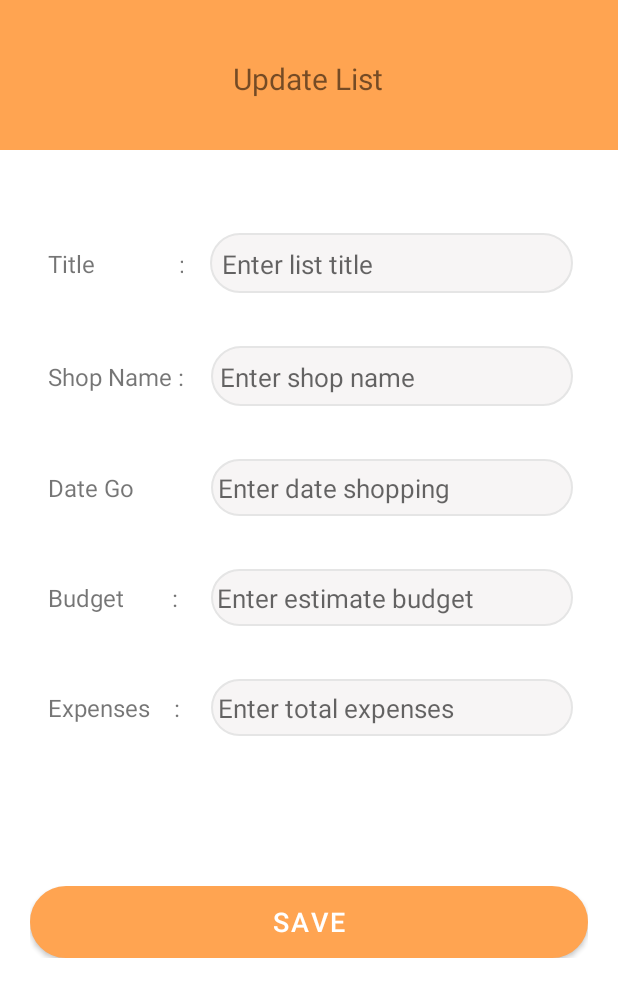
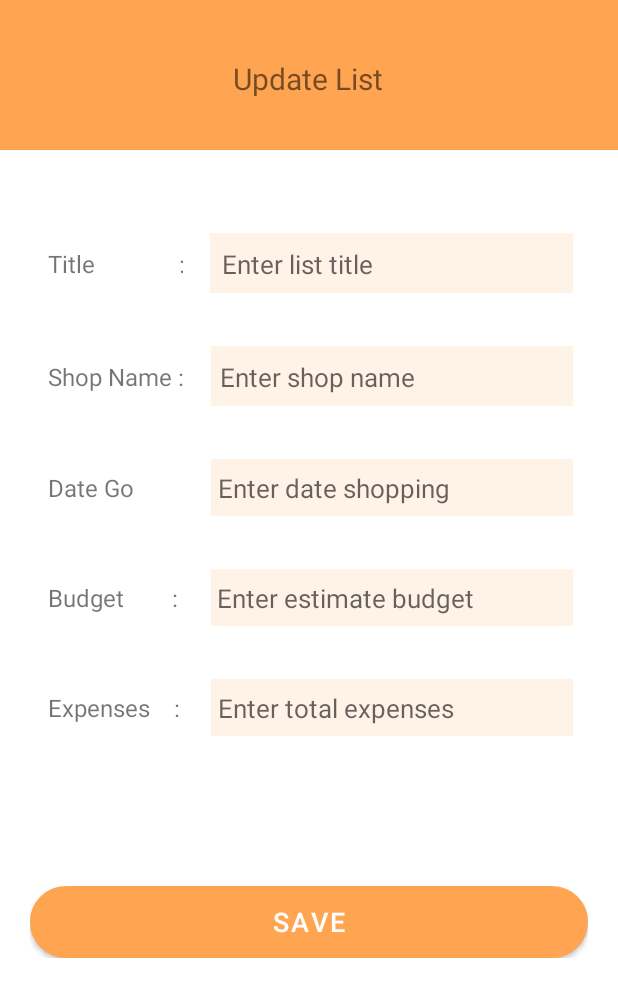
Before and after one commit to ainnurina/yololist, an Android app: the UpdateListDetails screen opened directly, with no data from a screen before it, on a phone screen of 412 x 824 dp. Shown: the top 997 px of the screen. Run offline under Robolectric (Android 15) with nearby library versions, the phone set to English and light mode, and no system bars; our stand-ins replace Firebase (no records; nobody signed in at launch, a user with empty details on screens opened directly); Roboto replaces fonts that are not available here; 1 statement that could not run was skipped.

Commit message:
new update 24/1 -1

```diff
--- a/app/src/main/AndroidManifest.xml
+++ b/app/src/main/AndroidManifest.xml
@@ -35,7 +35,6 @@
 
         <receiver android:name=".ReminderBroadcast" />
 
-        <activity android:name=".SecondActivity" />
         <activity android:name=".MainActivity" />
 
         <provider
--- a/app/src/main/java/com/example/ToList/YoloListActivity.java
+++ b/app/src/main/java/com/example/ToList/YoloListActivity.java
@@ -175,7 +175,9 @@ public class YoloListActivity extends AppCompatActivity implements View.OnClickL
                         view_datego.setText(datePlan);
                         update_budget.setText(totalbudget);
 
-                        if (totalexpenses.equalsIgnoreCase("null"))   {
+                        Toast.makeText(YoloListActivity.this, "amount float"+Float.parseFloat(totalexpenses), Toast.LENGTH_SHORT).show();
+
+                        if (Float.parseFloat(totalexpenses) == 0)   {
                             view_expenses.setText("0");
                         } else {
                             view_expenses.setText(totalexpenses);
--- a/app/src/main/java/com/example/ToList/userprofile.java
+++ b/app/src/main/java/com/example/ToList/userprofile.java
@@ -24,10 +24,6 @@ public class userprofile extends AppCompatActivity {
     private FirebaseFirestore db = FirebaseFirestore.getInstance();
 
     private CollectionReference collectionReference = db.collection("Users");
-
-
-    //StorageReference storageReference;
-    // CollectionReference collectionReference = db.collection("Users");
 
     String userId;
 
--- a/app/src/main/res/layout/activity_update_list_details.xml
+++ b/app/src/main/res/layout/activity_update_list_details.xml
@@ -89,7 +89,7 @@
                 android:layout_alignParentBottom="true"
                 android:layout_marginEnd="0dp"
                 android:layout_marginBottom="0dp"
-                android:background="@drawable/formfield">
+                android:background="@color/orange_200">
 
                 <EditText
                     android:id="@+id/update_title"
@@ -158,7 +158,7 @@
                 android:layout_alignParentBottom="true"
                 android:layout_marginEnd="0dp"
                 android:layout_marginBottom="0dp"
-                android:background="@drawable/formfield">
+                android:background="@color/orange_200">
 
                 <EditText
                     android:id="@+id/update_shopName"
@@ -228,7 +228,7 @@
                 android:layout_alignParentBottom="true"
                 android:layout_marginEnd="0dp"
                 android:layout_marginBottom="0dp"
-                android:background="@drawable/formfield">
+                android:background="@color/orange_200">
 
                 <EditText
                     android:id="@+id/update_datego"
@@ -298,7 +298,7 @@
                 android:layout_alignParentBottom="true"
                 android:layout_marginEnd="0dp"
                 android:layout_marginBottom="0dp"
-                android:background="@drawable/formfield">
+                android:background="@color/orange_200">
 
                 <EditText
                     android:id="@+id/update_budget"
@@ -368,7 +368,7 @@
                 android:layout_alignParentBottom="true"
                 android:layout_marginEnd="0dp"
                 android:layout_marginBottom="0dp"
-                android:background="@drawable/formfield">
+                android:background="@color/orange_200">
 
                 <EditText
                     android:id="@+id/update_expenses"
```
Also changed, not shown: app/src/main/java/com/example/ToList/PostYololistActivity.java (+5 -8 lines), app/src/main/java/com/example/ToList/SecondActivity.java (deleted, +0 -14 lines), app/src/main/java/com/example/ToList/UpdateListDetails.java (+68 -43 lines), app/src/main/res/layout/activity_second.xml (deleted, +0 -9 lines).
